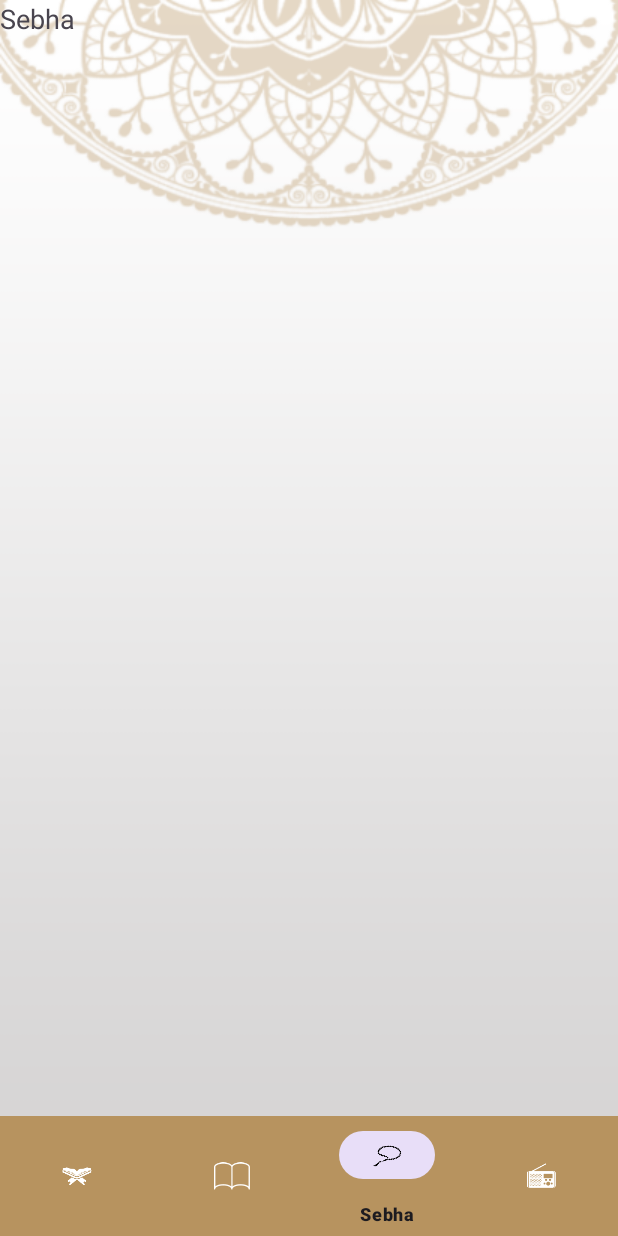
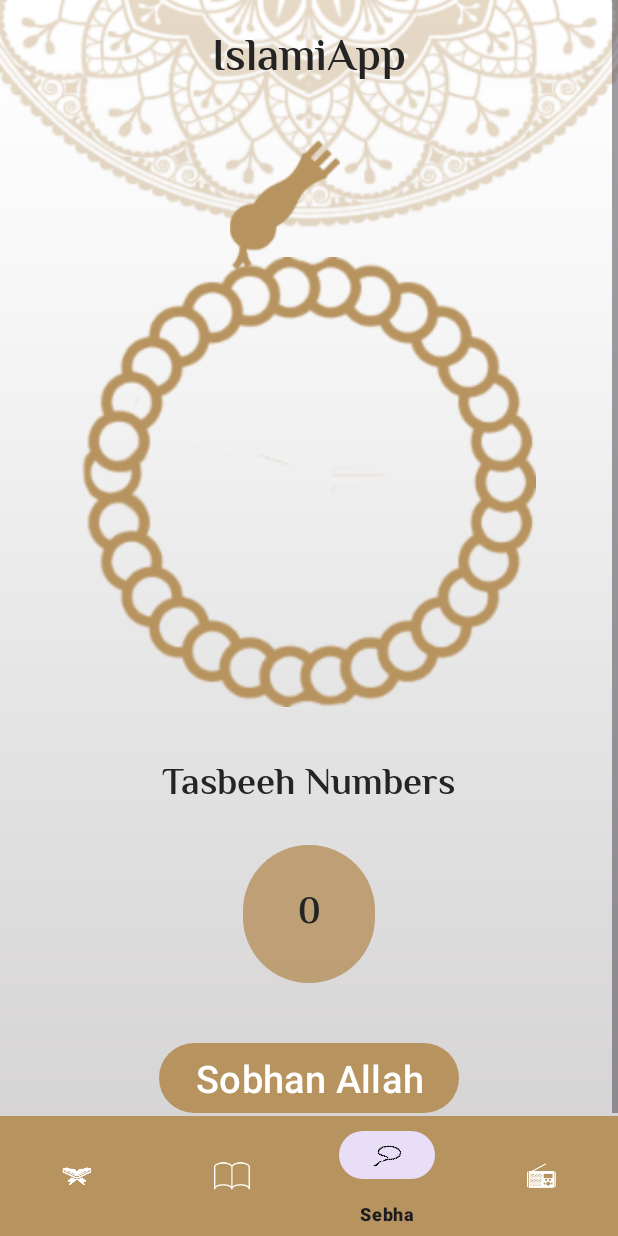
Before and after one commit to AbdullhGaber/IslamiApp, an Android app: the SebhaFragment screen opened through its navigation route, on a phone screen of 412 x 824 dp. Run offline under Robolectric (Android 15) with nearby library versions, the phone set to English and light mode, and no system bars; our stand-ins replace navigation-ui.

Commit message:
+ Finishing Sebha Feature

```diff
--- a/app/src/main/java/com/example/islamiapp/ui/fragments/home/sebha/ui/SebhaFragment.kt
+++ b/app/src/main/java/com/example/islamiapp/ui/fragments/home/sebha/ui/SebhaFragment.kt
@@ -5,11 +5,24 @@ import androidx.fragment.app.Fragment
 import android.view.LayoutInflater
 import android.view.View
 import android.view.ViewGroup
+import com.example.islamiapp.R
 import com.example.islamiapp.databinding.FragmentSebhaBinding
 
 
 class SebhaFragment : Fragment() {
     private lateinit var mBinding : FragmentSebhaBinding
+    private val mAzkar by lazy {
+        listOf(
+            getString(R.string.sobhan_allah),
+            getString(R.string.al_hamdo_llellah),
+            getString(R.string.allah_akaber),
+            getString(R.string.la_elaah_ela_allah),
+        )
+    }
+
+    private var azkarIdx = 0
+
+    private var azkarCounter = 0
 
     override fun onCreateView(
         inflater: LayoutInflater, container: ViewGroup?,
@@ -21,6 +34,29 @@ class SebhaFragment : Fragment() {
 
     override fun onViewCreated(view: View, savedInstanceState: Bundle?) {
         super.onViewCreated(view, savedInstanceState)
+        bindUI()
+    }
 
+    private fun bindUI(){
+            mBinding.tasbeehCount.text = azkarCounter.toString()
+            mBinding.sobhanAllahBtn.text = mAzkar[0]
+            mBinding.sobhanAllahBtn.setOnClickListener {
+                rotateSebha()
+                updateSebhaCount()
+                if(azkarCounter % 33 == 0 && azkarCounter != 0)
+                    updateTasbeehText()
+            }
+    }
+
+    private fun rotateSebha(){
+        mBinding.sebhaIv.rotation += 90f
+    }
+
+    private fun updateSebhaCount(){
+        mBinding.tasbeehCount.text = ((++azkarCounter) % 33).toString()
+    }
+
+    private fun updateTasbeehText(){
+        mBinding.sobhanAllahBtn.text = mAzkar[(++azkarIdx) % 4]
     }
 }
--- a/app/src/main/res/layout/activity_home.xml
+++ b/app/src/main/res/layout/activity_home.xml
@@ -13,8 +13,9 @@
     <androidx.fragment.app.FragmentContainerView
         android:id="@+id/fragment_container"
         android:name="androidx.navigation.fragment.NavHostFragment"
-        android:layout_width="0dp"
+        android:layout_width="match_parent"
         android:layout_height="0dp"
+        android:visibility="visible"
         app:defaultNavHost="true"
         app:layout_constraintBottom_toTopOf="@id/islami_bottom_nav"
         app:layout_constraintEnd_toEndOf="parent"
--- a/app/src/main/res/layout/fragment_ahadeeth.xml
+++ b/app/src/main/res/layout/fragment_ahadeeth.xml
@@ -20,7 +20,7 @@
         app:layout_constraintTop_toTopOf="parent" />
 
     <ImageView
-        android:id="@+id/quran_logo_tv"
+        android:id="@+id/sebha_iv"
         android:layout_width="wrap_content"
         android:layout_height="0dp"
         android:layout_marginTop="16dp"
@@ -39,7 +39,7 @@
         android:background="?attr/colorPrimary"
         app:layout_constraintEnd_toEndOf="parent"
         app:layout_constraintStart_toStartOf="parent"
-        app:layout_constraintTop_toBottomOf="@+id/quran_logo_tv" />
+        app:layout_constraintTop_toBottomOf="@+id/sebha_iv" />
 
     <View
         android:id="@+id/horizontal_line_two"
--- a/app/src/main/res/layout/fragment_quran.xml
+++ b/app/src/main/res/layout/fragment_quran.xml
@@ -20,7 +20,7 @@
         app:layout_constraintTop_toTopOf="parent" />
 
     <ImageView
-        android:id="@+id/quran_logo_tv"
+        android:id="@+id/sebha_iv"
         android:layout_width="wrap_content"
         android:layout_height="wrap_content"
         android:layout_marginTop="16dp"
@@ -40,7 +40,7 @@
         android:background="?attr/colorPrimary"
         app:layout_constraintEnd_toEndOf="parent"
         app:layout_constraintStart_toStartOf="parent"
-        app:layout_constraintTop_toBottomOf="@+id/quran_logo_tv" />
+        app:layout_constraintTop_toBottomOf="@+id/sebha_iv" />
 
     <View
         android:id="@+id/horizontal_line_two"
--- a/app/src/main/res/layout/fragment_radio.xml
+++ b/app/src/main/res/layout/fragment_radio.xml
@@ -20,7 +20,7 @@
         app:layout_constraintTop_toTopOf="parent" />
 
     <ImageView
-        android:id="@+id/quran_logo_tv"
+        android:id="@+id/sebha_iv"
         android:layout_width="0dp"
         android:layout_height="300dp"
         android:layout_marginTop="128dp"
@@ -33,14 +33,14 @@
         app:layout_constraintTop_toBottomOf="@+id/islami_tv" />
 
     <TextView
-        android:id="@+id/textView"
+        android:id="@+id/tasbeeh_no_tv"
         style="@style/title"
         android:layout_width="wrap_content"
         android:layout_height="wrap_content"
         android:text="@string/quran_radio_station"
         app:layout_constraintEnd_toEndOf="parent"
         app:layout_constraintStart_toStartOf="parent"
-        app:layout_constraintTop_toBottomOf="@+id/quran_logo_tv" />
+        app:layout_constraintTop_toBottomOf="@+id/sebha_iv" />
 
     <ImageView
         android:id="@+id/play_icon_iv"
@@ -54,7 +54,7 @@
         app:layout_constraintEnd_toStartOf="@+id/previous_icon_iv"
         app:layout_constraintHorizontal_bias="0.501"
         app:layout_constraintStart_toEndOf="@+id/next_ic_iv"
-        app:layout_constraintTop_toBottomOf="@+id/textView" />
+        app:layout_constraintTop_toBottomOf="@+id/tasbeeh_no_tv" />
 
     <ImageView
         android:id="@+id/next_ic_iv"
--- a/app/src/main/res/layout/fragment_sebha.xml
+++ b/app/src/main/res/layout/fragment_sebha.xml
@@ -1,15 +1,86 @@
 <?xml version="1.0" encoding="utf-8"?>
-<FrameLayout xmlns:android="http://schemas.android.com/apk/res/android"
+<ScrollView
+    xmlns:android="http://schemas.android.com/apk/res/android"
+    xmlns:app="http://schemas.android.com/apk/res-auto"
     xmlns:tools="http://schemas.android.com/tools"
     android:layout_width="match_parent"
-    android:layout_height="match_parent"
-    tools:context=".ui.fragments.home.sebha.ui.SebhaFragment">
+    android:layout_height="match_parent">
+    <androidx.constraintlayout.widget.ConstraintLayout
+        android:layout_width="match_parent"
+        android:layout_height="wrap_content"
+        tools:context=".ui.fragments.home.sebha.ui.SebhaFragment">
+        <TextView
+            android:id="@+id/islami_tv"
+            style="@style/headline"
+            android:layout_width="wrap_content"
+            android:layout_height="wrap_content"
+            android:layout_marginTop="16dp"
+            android:text="@string/app_name"
+            android:visibility="visible"
+            app:layout_constraintEnd_toEndOf="parent"
+            app:layout_constraintStart_toStartOf="parent"
+            app:layout_constraintTop_toTopOf="parent" />
 
-    <!-- TODO: Update blank fragment layout -->
-    <TextView
-        android:layout_width="match_parent"
-        android:layout_height="match_parent"
-        android:textSize="18sp"
-        android:text="Sebha" />
+        <ImageView
+            android:id="@+id/sebha_head_iv"
+            android:layout_width="wrap_content"
+            android:layout_height="wrap_content"
+            android:layout_marginTop="30dp"
+            android:layout_marginEnd="32dp"
+            android:adjustViewBounds="true"
+            android:src="@drawable/head_sebha_logo"
+            app:layout_constraintEnd_toEndOf="parent"
+            app:layout_constraintStart_toStartOf="parent"
+            app:layout_constraintTop_toBottomOf="@+id/islami_tv" />
 
-</FrameLayout>
+        <ImageView
+            android:id="@+id/sebha_iv"
+            android:layout_width="0dp"
+            android:layout_height="300dp"
+            android:adjustViewBounds="true"
+            android:contentDescription="@string/radio_image"
+            android:src="@drawable/body_sebha_logo"
+            android:visibility="visible"
+            android:layout_marginTop="-27dp"
+            app:layout_constraintEnd_toEndOf="parent"
+            app:layout_constraintStart_toStartOf="parent"
+            app:layout_constraintTop_toBottomOf="@+id/sebha_head_iv" />
+
+        <TextView
+            android:id="@+id/tasbeeh_no_tv"
+            style="@style/title"
+            android:layout_width="wrap_content"
+            android:layout_height="wrap_content"
+            android:layout_marginTop="32dp"
+            android:text="@string/tasbeeh_numbers"
+            app:layout_constraintEnd_toEndOf="parent"
+            app:layout_constraintStart_toStartOf="parent"
+            app:layout_constraintTop_toBottomOf="@+id/sebha_iv" />
+
+        <Button
+            android:id="@+id/tasbeeh_count"
+            style="@style/title_small"
+            android:backgroundTint="?attr/colorPrimaryVariant"
+            android:layout_width="wrap_content"
+            android:layout_height="100dp"
+            android:layout_marginTop="16dp"
+            android:clickable="false"
+            android:text="30"
+            app:layout_constraintEnd_toEndOf="@+id/tasbeeh_no_tv"
+            app:layout_constraintStart_toStartOf="@+id/tasbeeh_no_tv"
+            app:layout_constraintTop_toBottomOf="@+id/tasbeeh_no_tv" />
+
+        <Button
+            android:id="@+id/sobhan_allah_btn"
+            android:layout_width="wrap_content"
+            android:layout_height="wrap_content"
+            android:layout_marginTop="32dp"
+            android:text="سبحان الله"
+            android:textSize="25sp"
+            app:layout_constraintEnd_toEndOf="@+id/tasbeeh_count"
+            app:layout_constraintStart_toStartOf="@+id/tasbeeh_count"
+            app:layout_constraintTop_toBottomOf="@+id/tasbeeh_count" />
+
+
+    </androidx.constraintlayout.widget.ConstraintLayout>
+</ScrollView>
--- a/app/src/main/res/values/colors.xml
+++ b/app/src/main/res/values/colors.xml
@@ -5,5 +5,5 @@
     <color name="white">#FFFFFFFF</color>
     <color name="white100">#FFF8F8F8</color>
     <color name="gold">#FFB7935F</color>
-    <color name="gold_2">#765D3A</color>
+    <color name="gold_2">#91B7935F</color>
 </resources>
--- a/app/src/main/res/values/strings.xml
+++ b/app/src/main/res/values/strings.xml
@@ -15,4 +15,9 @@
     <string name="quran_radio_station">Quran Radio Station</string>
     <string name="previous_play_icon">Previous Play Icon</string>
     <string name="next_play_icon">Next Play Icon</string>
+    <string name="tasbeeh_numbers">Tasbeeh Numbers</string>
+    <string name="sobhan_allah">Sobhan Allah</string>
+    <string name="al_hamdo_llellah">Al Hamdo Llellah</string>
+    <string name="allah_akaber">Allah Akaber</string>
+    <string name="la_elaah_ela_allah">La Elaah Ela Allah, Wahedaho La Shareek Lah</string>
 </resources>
```
Also changed, not shown: app/src/main/res/drawable/body_sebha_logo.png (added), app/src/main/res/drawable/head_sebha_logo.png (added), 1 other file.
